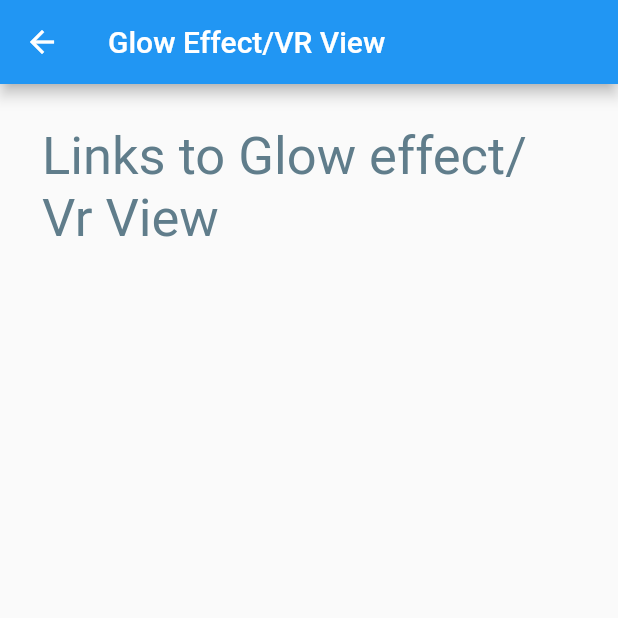
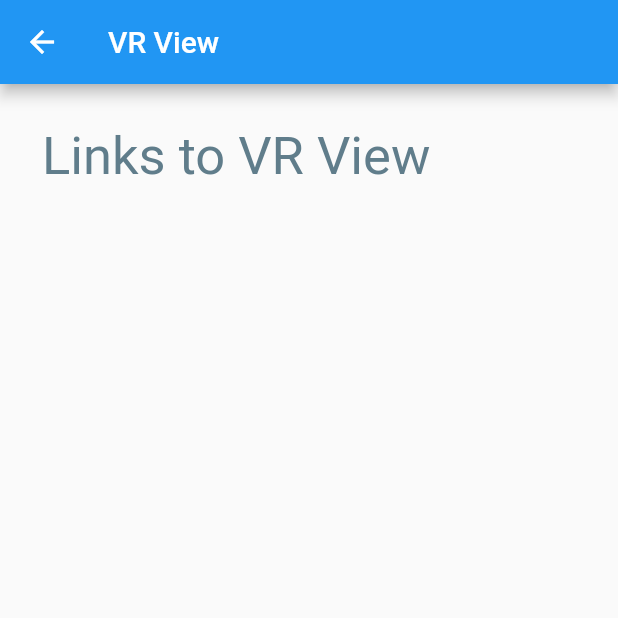
Before and after one commit to umgc/spring2023, a Flutter app: the GlowVr screen opened directly, on a phone screen of 412 x 824 dp, the top half of it. Run offline on Flutter 3.47's test engine with Material 2 defaults, Android fonts, the phone set to English and light mode, and no system bars; missing offline and left inert: webviewx; network calls fail.

```diff
--- a/virotour/lib/src/tour/empty_page_glow_vr.dart
+++ b/virotour/lib/src/tour/empty_page_glow_vr.dart
@@ -11,17 +11,17 @@ class GlowVr extends StatelessWidget {
   Widget build(BuildContext context) {
     return Scaffold(
         appBar: AppBar(
-          title: const Text('Glow Effect/VR View'),
+          title: const Text('VR View'),
         ),
         body: const Padding(
           padding: EdgeInsets.all(28.0),
           child: Text(
-            "Links to Glow effect/Vr View",
+            "Links to VR View",
             style: TextStyle(
               fontSize: 35.0,
               color: Colors.blueGrey,
             ),
           ),
-        ),);
+        ));
   }
 }
--- a/virotour/lib/src/tour/glow_effect.dart
+++ b/virotour/lib/src/tour/glow_effect.dart
@@ -13,6 +13,7 @@ class ViroTour extends StatefulWidget {
   @override
   SliderState createState() => SliderState();
 }
+
 class SliderState extends State<ViroTour> {
   @override
   Widget build(BuildContext context) {
@@ -30,7 +31,8 @@ class SliderState extends State<ViroTour> {
               child: Stack(
                 fit: StackFit.expand,
                 children: [
-                  Image.asset('assets/images/screenshots/app_screenshot_Chrome_v1.0.png',
+                  Image.asset(
+                      'assets/images/screenshots/app_screenshot_Chrome_v1.0.png',
                       fit: BoxFit.cover),
                   ColoredBox(
                     color: Colors.black.withOpacity(lighting),
--- a/virotour/lib/src/tour/tour_details_view.dart
+++ b/virotour/lib/src/tour/tour_details_view.dart
@@ -28,7 +28,7 @@ class _TourDetailsViewState extends State<TourDetailsView> {
         title: const Text('Tour Details / Tour Name'),
         actions: [
           IconButton(
-            icon: const Icon(Icons.settings),
+            icon: const Icon(Icons.settings,color: Colors.white,),
             onPressed: () {
               Navigator.restorablePushNamed(context, SettingsView.routeName);
             },
```
Also changed, not shown: virotour/lib/src/settings/settings_view.dart (+7 -10 lines), 21 other files.
